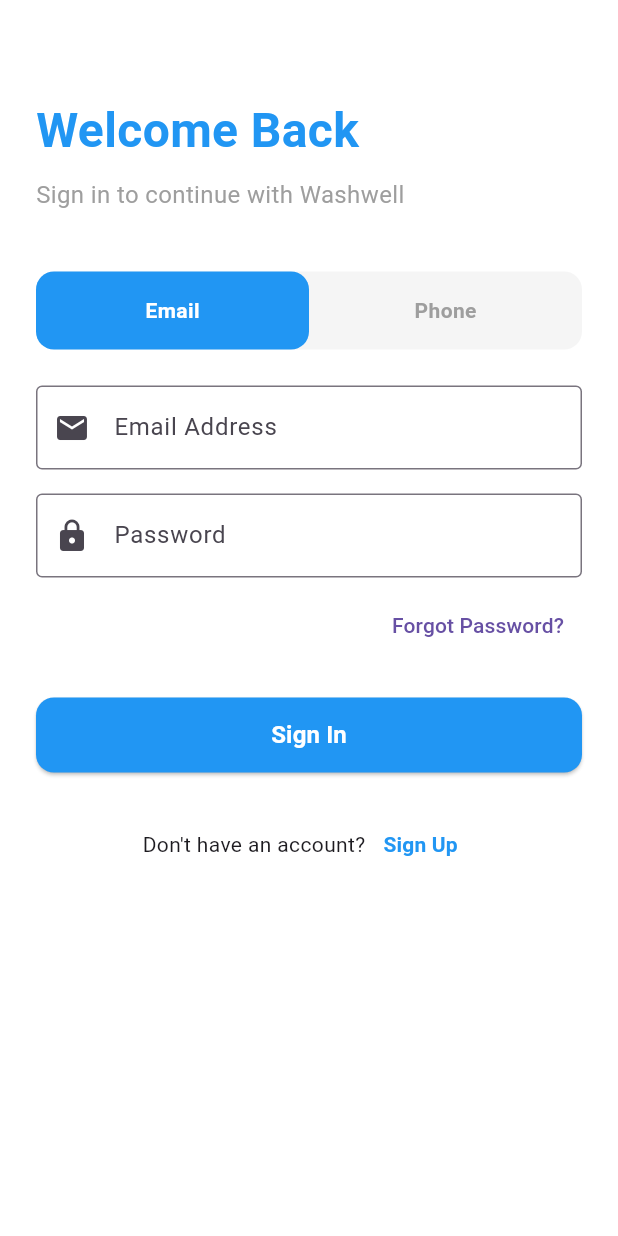
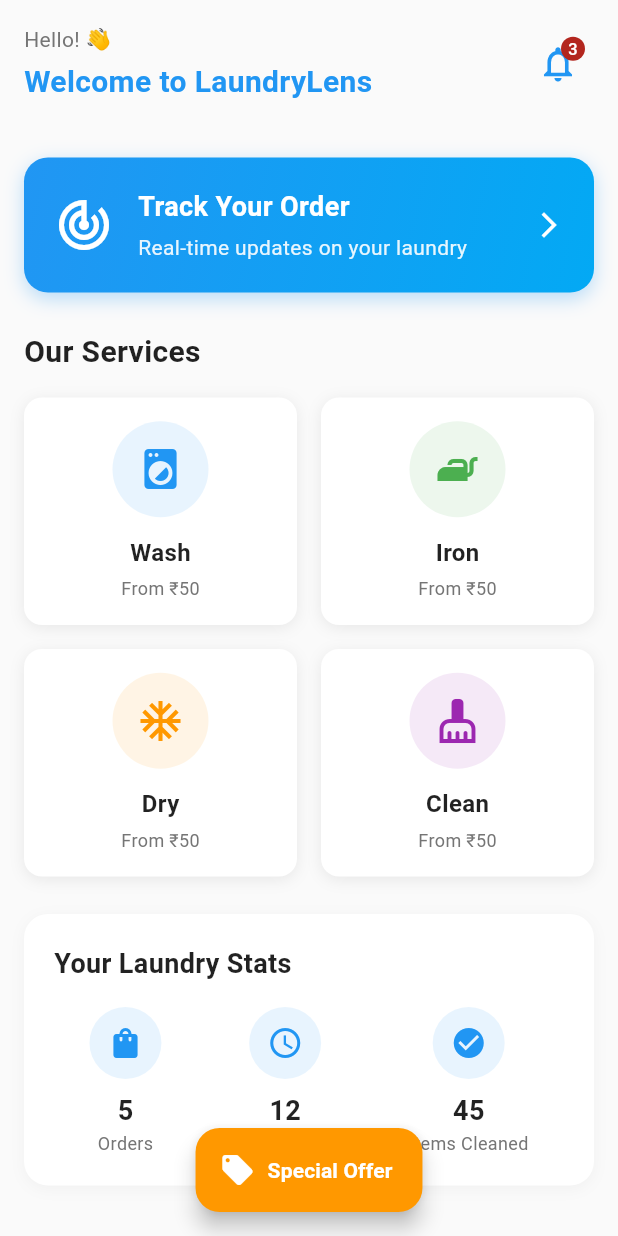
Before and after one commit to vaxi14/washwell, a Flutter app: the screen it shows after launch, on a phone screen of 412 x 824 dp. Run offline on Flutter 3.47's test engine with Material 3 defaults, Android fonts, the phone set to English and light mode, and no system bars; our stand-ins replace get, supabase_flutter; accounts and stored records are empty.

Commit message:
homescreen ui completed

```diff
--- a/lib/main.dart
+++ b/lib/main.dart
@@ -1,5 +1,6 @@
 import 'package:flutter/material.dart';
 import 'package:get/get.dart';
+import 'package:washwell/pages/home/home_screen.dart';
 import 'utils/supabase_client.dart';
 import 'controllers/auth_controller.dart';
 import 'pages/auth/signin_screen.dart';
@@ -23,10 +24,11 @@ class MyApp extends StatelessWidget {
         primarySwatch: Colors.blue,
         useMaterial3: true,
       ),
-      home: const SignInScreen(),
+      home: const HomeScreen(),
       getPages: [
         GetPage(name: '/signin', page: () => SignInScreen()),
         GetPage(name: '/signup', page: () => SignUpScreen()),
+        GetPage(name: '/home', page: () => HomeScreen()),
       ],
       debugShowCheckedModeBanner: false,
     );
--- a/lib/pages/home/home_screen.dart
+++ b/lib/pages/home/home_screen.dart
@@ -0,0 +1,343 @@
+import 'package:flutter/material.dart';
+import 'package:get/get.dart';
+
+class HomeScreen extends StatelessWidget {
+  const HomeScreen({super.key});
+
+  @override
+  Widget build(BuildContext context) {
+    return Scaffold(
+      backgroundColor: Colors.grey[50],
+      body: SafeArea(
+        child: SingleChildScrollView(
+          child: Column(
+            crossAxisAlignment: CrossAxisAlignment.start,
+            children: [
+              // Header Section
+              _buildHeader(),
+
+              const SizedBox(height: 20),
+
+              // Track Order Section
+              _buildTrackOrderSection(),
+
+              const SizedBox(height: 25),
+
+              // Services Section
+              _buildServicesSection(),
+
+              const SizedBox(height: 25),
+
+              // Quick Stats Section
+              _buildQuickStatsSection(),
+
+              const SizedBox(height: 40),
+            ],
+          ),
+        ),
+      ),
+
+      // Floating Promo Button (will appear on scroll)
+      floatingActionButton: FloatingActionButton.extended(
+        onPressed: () {
+          // Will implement promo bottom sheet later
+        },
+        backgroundColor: Colors.orange,
+        icon: const Icon(Icons.local_offer, color: Colors.white),
+        label: const Text(
+          'Special Offer',
+          style: TextStyle(
+            color: Colors.white,
+            fontWeight: FontWeight.bold,
+          ),
+        ),
+      ),
+      floatingActionButtonLocation: FloatingActionButtonLocation.centerFloat,
+    );
+  }
+
+  // Header with Welcome and Notification
+  Widget _buildHeader() {
+    return Padding(
+      padding: const EdgeInsets.all(16.0),
+      child: Row(
+        mainAxisAlignment: MainAxisAlignment.spaceBetween,
+        children: [
+          Column(
+            crossAxisAlignment: CrossAxisAlignment.start,
+            children: [
+              Text(
+                'Hello! 👋',
+                style: TextStyle(
+                  fontSize: 14,
+                  color: Colors.grey[600],
+                ),
+              ),
+              const SizedBox(height: 4),
+              const Text(
+                'Welcome to LaundryLens',
+                style: TextStyle(
+                  fontSize: 20,
+                  fontWeight: FontWeight.bold,
+                  color: Colors.blue,
+                ),
+              ),
+            ],
+          ),
+          IconButton(
+            onPressed: () {
+              // Will implement notifications later
+            },
+            icon: Badge(
+              // Will make dynamic later
+              label: const Text('3'),
+              child: const Icon(
+                Icons.notifications_none,
+                size: 28,
+                color: Colors.blue,
+              ),
+            ),
+          ),
+        ],
+      ),
+    );
+  }
+
+  // Track Order Section
+  Widget _buildTrackOrderSection() {
+    return Padding(
+      padding: const EdgeInsets.symmetric(horizontal: 16.0),
+      child: GestureDetector(
+        onTap: () {
+          // Get.toNamed('/track-order');
+        },
+        child: Container(
+          padding: const EdgeInsets.all(20),
+          decoration: BoxDecoration(
+            gradient: const LinearGradient(
+              colors: [Colors.blue, Colors.lightBlue],
+              begin: Alignment.topLeft,
+              end: Alignment.bottomRight,
+            ),
+            borderRadius: BorderRadius.circular(16),
+            boxShadow: [
+              BoxShadow(
+                color: Colors.blue.withOpacity(0.3),
+                blurRadius: 10,
+                offset: const Offset(0, 4),
+              ),
+            ],
+          ),
+          child: Row(
+            children: [
+              const Icon(
+                Icons.track_changes,
+                size: 40,
+                color: Colors.white,
+              ),
+              const SizedBox(width: 16),
+              Expanded(
+                child: Column(
+                  crossAxisAlignment: CrossAxisAlignment.start,
+                  children: [
+                    const Text(
+                      'Track Your Order',
+                      style: TextStyle(
+                        fontSize: 18,
+                        fontWeight: FontWeight.bold,
+                        color: Colors.white,
+                      ),
+                    ),
+                    const SizedBox(height: 4),
+                    Text(
+                      'Real-time updates on your laundry',
+                      style: TextStyle(
+                        fontSize: 14,
+                        color: Colors.white.withOpacity(0.9),
+                      ),
+                    ),
+                  ],
+                ),
+              ),
+              const Icon(
+                Icons.arrow_forward_ios,
+                size: 20,
+                color: Colors.white,
+              ),
+            ],
+          ),
+        ),
+      ),
+    );
+  }
+
+  // Services Section
+  Widget _buildServicesSection() {
+    return Padding(
+      padding: const EdgeInsets.symmetric(horizontal: 16.0),
+      child: Column(
+        crossAxisAlignment: CrossAxisAlignment.start,
+        children: [
+          const Text(
+            'Our Services',
+            style: TextStyle(
+              fontSize: 20,
+              fontWeight: FontWeight.bold,
+              color: Colors.black87,
+            ),
+          ),
+          const SizedBox(height: 16),
+          GridView.count(
+            shrinkWrap: true,
+            physics: const NeverScrollableScrollPhysics(),
+            crossAxisCount: 2,
+            crossAxisSpacing: 16,
+            mainAxisSpacing: 16,
+            childAspectRatio: 1.2,
+            children: [
+              _buildServiceCard('Wash', Icons.local_laundry_service, Colors.blue),
+              _buildServiceCard('Iron', Icons.iron, Colors.green),
+              _buildServiceCard('Dry', Icons.ac_unit, Colors.orange),
+              _buildServiceCard('Clean', Icons.cleaning_services, Colors.purple),
+            ],
+          ),
+        ],
+      ),
+    );
+  }
+
+  // Individual Service Card
+  Widget _buildServiceCard(String title, IconData icon, Color color) {
+    return GestureDetector(
+      onTap: () {
+        Get.toNamed('/$title'.toLowerCase());
+      },
+      child: Container(
+        decoration: BoxDecoration(
+          color: Colors.white,
+          borderRadius: BorderRadius.circular(12),
+          boxShadow: [
+            BoxShadow(
+              color: Colors.grey.withOpacity(0.2),
+              blurRadius: 8,
+              offset: const Offset(0, 2),
+            ),
+          ],
+        ),
+        child: Column(
+          mainAxisAlignment: MainAxisAlignment.center,
+          children: [
+            Container(
+              padding: const EdgeInsets.all(16),
+              decoration: BoxDecoration(
+                color: color.withOpacity(0.1),
+                shape: BoxShape.circle,
+              ),
+              child: Icon(
+                icon,
+                size: 32,
+                color: color,
+              ),
+            ),
+            const SizedBox(height: 12),
+            Text(
+              title,
+              style: TextStyle(
+                fontSize: 16,
+                fontWeight: FontWeight.w600,
+                color: Colors.black87,
+              ),
+            ),
+            const SizedBox(height: 4),
+            Text(
+              'From ₹50',
+              style: TextStyle(
+                fontSize: 12,
+                color: Colors.grey[600],
+              ),
+            ),
+          ],
+        ),
+      ),
+    );
+  }
+
+  // Quick Stats Section
+  Widget _buildQuickStatsSection() {
+    return Padding(
+      padding: const EdgeInsets.symmetric(horizontal: 16.0),
+      child: Container(
+        padding: const EdgeInsets.all(20),
+        decoration: BoxDecoration(
+          color: Colors.white,
+          borderRadius: BorderRadius.circular(16),
+          boxShadow: [
+            BoxShadow(
+              color: Colors.grey.withOpacity(0.1),
+              blurRadius: 8,
+              offset: const Offset(0, 2),
+            ),
+          ],
+        ),
+        child: Column(
+          crossAxisAlignment: CrossAxisAlignment.start,
+          children: [
+            const Text(
+              'Your Laundry Stats',
+              style: TextStyle(
+                fontSize: 18,
+                fontWeight: FontWeight.bold,
+                color: Colors.black87,
+              ),
+            ),
+            const SizedBox(height: 16),
+            Row(
+              mainAxisAlignment: MainAxisAlignment.spaceAround,
+              children: [
+                _buildStatItem('Orders', '5', Icons.shopping_bag),
+                _buildStatItem('Hours Saved', '12', Icons.access_time),
+                _buildStatItem('Items Cleaned', '45', Icons.check_circle),
+              ],
+            ),
+          ],
+        ),
+      ),
+    );
+  }
+
+  // Individual Stat Item
+  Widget _buildStatItem(String label, String value, IconData icon) {
+    return Column(
+      children: [
+        Container(
+          padding: const EdgeInsets.all(12),
+          decoration: BoxDecoration(
+            color: Colors.blue.withOpacity(0.1),
+            shape: BoxShape.circle,
+          ),
+          child: Icon(
+            icon,
+            size: 24,
+            color: Colors.blue,
+          ),
+        ),
+        const SizedBox(height: 8),
+        Text(
+          value,
+          style: const TextStyle(
+            fontSize: 18,
+            fontWeight: FontWeight.bold,
+            color: Colors.black87,
+          ),
+        ),
+        Text(
+          label,
+          style: TextStyle(
+            fontSize: 12,
+            color: Colors.grey[600],
+          ),
+        ),
+      ],
+    );
+  }
+}
```
